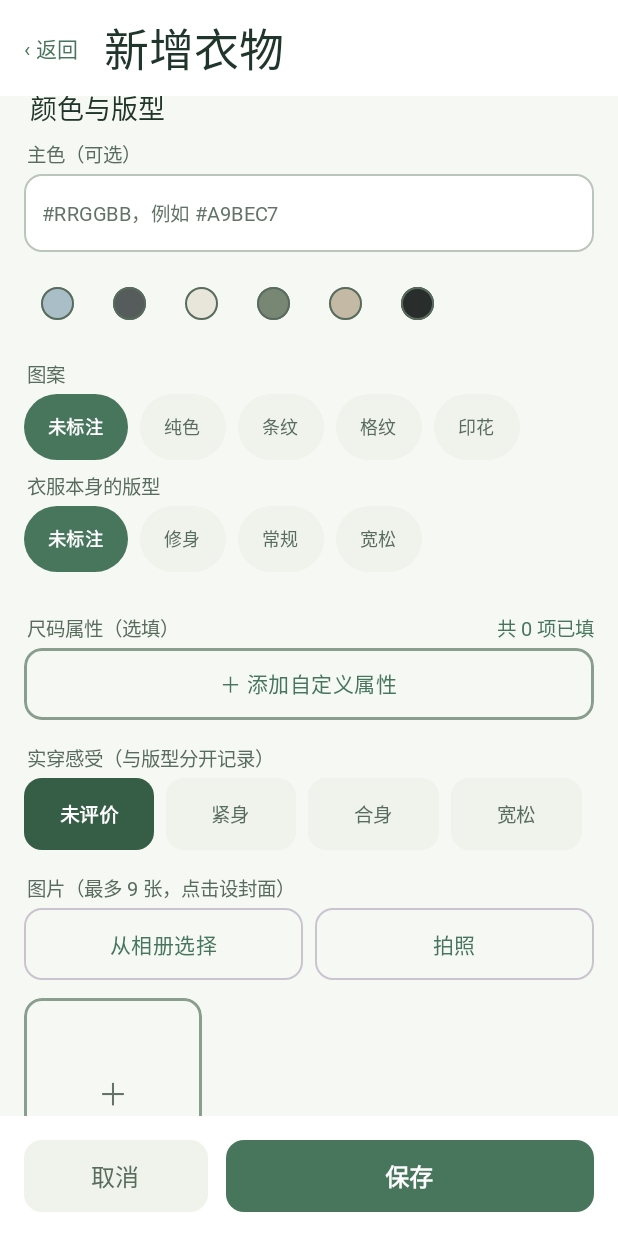
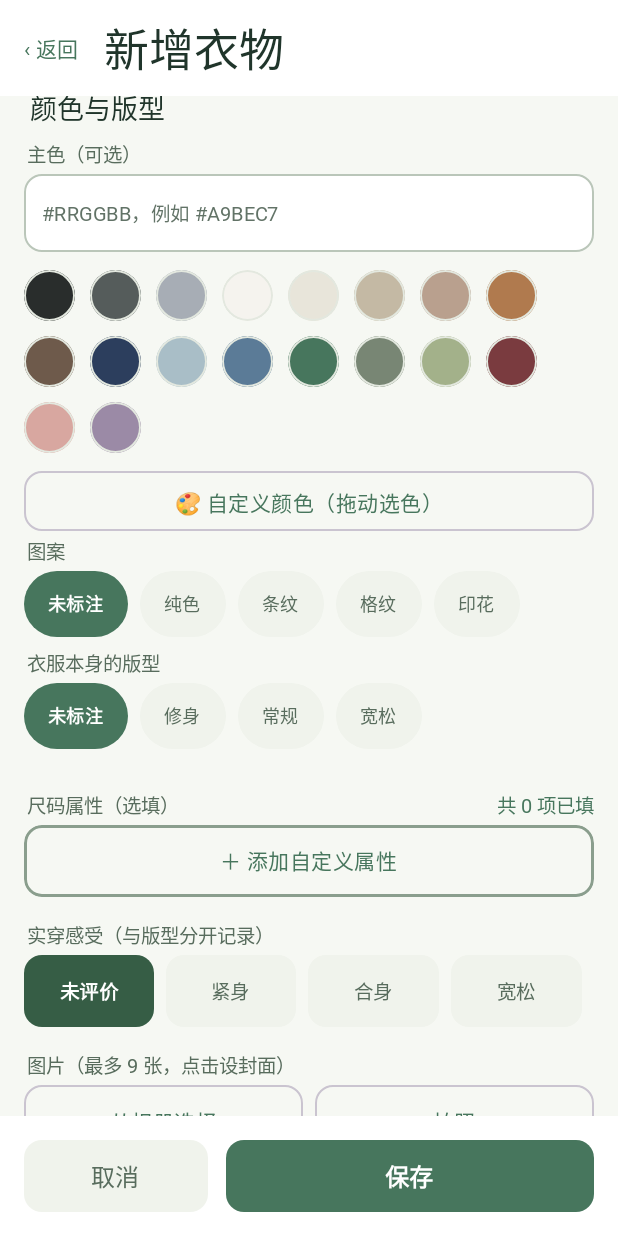
Before and after one commit to frozamina/fitlog, an Android app built with Jetpack Compose: the composable EditScreen called with empty values, scrolled down 476 dp, on a phone screen of 412 x 824 dp. Run offline under Robolectric (Android 15) with nearby library versions, the phone set to English and light mode, and no system bars; our stand-ins replace Room's generated code; Roboto replaces fonts that are not available here.

Commit message:
主色选择器升级：18 个常用衣物色板 + 自定义拖拽选色弹窗
- 新增 ColorPickerDialog：二维饱和度/明度渐变面板 + 色相条滑块 + 实时预览与 hex 值，纯 Compose 自绘（仿美图秀秀/醒图交互）
- 编辑页主色区：6 个小色块扩充为 18 个低饱和常用衣物色（黑/灰/米白/燕麦/驼/焦糖/藏蓝/雾蓝/牛仔蓝/军绿/豆绿/酒红/藕粉等）
- 保留 hex 手输框；存储格式不变，已有数据与配色推荐算法不受影响

```diff
--- a/app/src/main/java/com/fitlog/app/ui/screens/EditScreen.kt
+++ b/app/src/main/java/com/fitlog/app/ui/screens/EditScreen.kt
@@ -14,6 +14,7 @@ import androidx.compose.foundation.border
 import androidx.compose.foundation.clickable
 import androidx.compose.foundation.layout.*
 import androidx.compose.foundation.rememberScrollState
+import androidx.compose.foundation.shape.CircleShape
 import androidx.compose.foundation.shape.RoundedCornerShape
 import androidx.compose.foundation.verticalScroll
 import androidx.compose.material3.*
@@ -40,6 +41,8 @@ import com.fitlog.app.ui.FitToast
 import com.fitlog.app.ui.IconAction
 import com.fitlog.app.ui.LabeledField
 import com.fitlog.app.ui.TypeChip
+import com.fitlog.app.ui.ColorPickerDialog
+import com.fitlog.app.ui.GarmentSwatches
 import com.fitlog.app.ui.theme.*
 import com.fitlog.app.util.ImageStore
 import com.fitlog.app.vm.AppViewModel
@@ -71,6 +74,7 @@ fun EditScreen(vm: AppViewModel, garmentId: Long, onBack: () -> Unit) {
     val attrs = remember { mutableStateListOf<AttrRow>() }
     val images = remember { mutableStateListOf<ImgPick>() }
     var showAddAttr by remember { mutableStateOf(false) }
+    var showColorPicker by remember { mutableStateOf(false) }
     var newAttrName by remember { mutableStateOf("") }
     var toast by remember { mutableStateOf<String?>(null) }
 
@@ -224,13 +228,35 @@ fun EditScreen(vm: AppViewModel, garmentId: Long, onBack: () -> Unit) {
 
                 SectionTitle("颜色与版型")
                 LabeledField("主色（可选）",mainColor,{mainColor=it},"#RRGGBB，例如 #A9BEC7")
-                Row(Modifier.fillMaxWidth().padding(bottom=16.dp),horizontalArrangement=Arrangement.spacedBy(4.dp)) {
-                    listOf("#A9BEC7","#555C5B","#E8E5DA","#788674","#C4B9A4","#292D2C").forEach { hex ->
-                        Box(Modifier.size(44.dp).clickable { mainColor=hex },contentAlignment=Alignment.Center) {
-                            Box(Modifier.size(22.dp).background(Color(android.graphics.Color.parseColor(hex)),RoundedCornerShape(11.dp)).border(if(mainColor.equals(hex,true))2.dp else 1.dp,FitTheme.colors.textSub,RoundedCornerShape(11.dp)))
-                        }
+                // 常用色板（低饱和衣物色）
+                FlowRow(
+                    Modifier.fillMaxWidth().padding(bottom = 12.dp),
+                    horizontalArrangement = Arrangement.spacedBy(10.dp),
+                    verticalArrangement = Arrangement.spacedBy(10.dp)
+                ) {
+                    GarmentSwatches.forEach { hex ->
+                        val selected = mainColor.equals(hex, true)
+                        Box(
+                            Modifier
+                                .size(34.dp)
+                                .clip(CircleShape)
+                                .background(Color(android.graphics.Color.parseColor(hex)))
+                                .border(
+                                    if (selected) 2.5.dp else 1.dp,
+                                    if (selected) PrimaryDark else FitTheme.colors.line,
+                                    CircleShape
+                                )
+                                .clickable { mainColor = hex }
+                        )
                     }
                 }
+                // 拖拽自定义选色（仿美图秀秀/醒图）
+                OutlinedButton(
+                    onClick = { showColorPicker = true },
+                    modifier = Modifier.fillMaxWidth().height(44.dp).padding(bottom = 4.dp),
+                    shape = RoundedCornerShape(Radius.field),
+                    colors = ButtonDefaults.outlinedButtonColors(contentColor = Primary)
+                ) { Text("🎨 自定义颜色（拖动选色）", fontSize = 14.sp) }
                 FieldLabel("图案")
                 FlowRow { listOf("未标注","纯色","条纹","格纹","印花").forEach { value -> TypeChip(value,pattern==value){pattern=value} } }
                 FieldLabel("衣服本身的版型")
@@ -469,6 +495,15 @@ fun EditScreen(vm: AppViewModel, garmentId: Long, onBack: () -> Unit) {
         }
     }
 
+    // 自定义选色弹窗
+    if (showColorPicker) {
+        ColorPickerDialog(
+            initialHex = mainColor,
+            onConfirm = { mainColor = it; showColorPicker = false },
+            onDismiss = { showColorPicker = false }
+        )
+    }
+
     toast?.let { msg ->
         LaunchedEffect(msg) {
             delay(2200)
```
Also changed, not shown: app/src/main/java/com/fitlog/app/ui/ColorPickerDialog.kt (added, +198 -0 lines).
